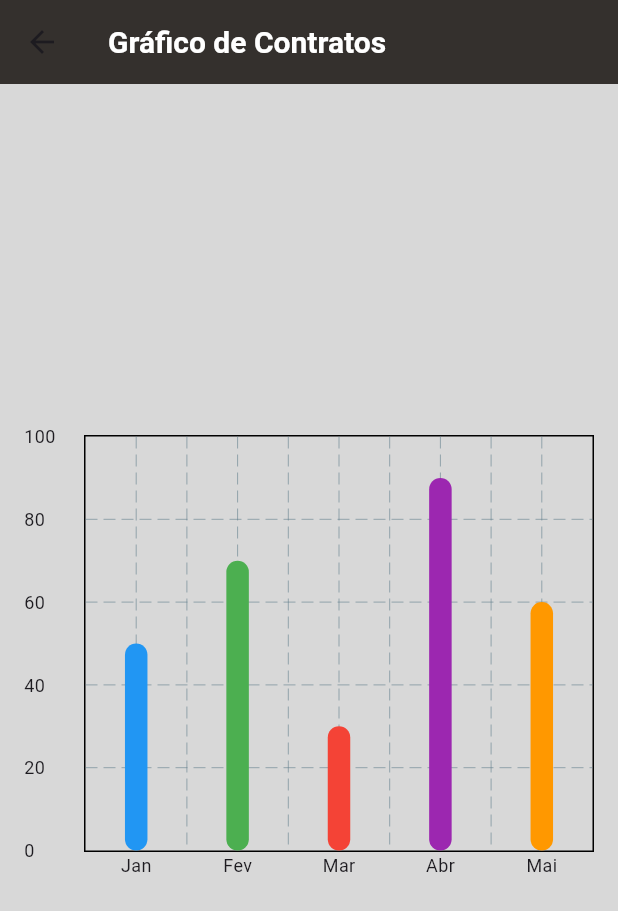
After one commit to RomuloJB/IA-PagHiper, a Flutter app: the WidgetDashboard screen opened by its route, on a phone screen of 412 x 824 dp. The commit adds this screen. Shown: the top 911 px of the screen. Run offline on Flutter 3.47's test engine with Material 3 defaults, Android fonts, the phone set to English and light mode, and no system bars; drawn by our look-alikes of fl_chart; our stand-ins replace file_picker, mask_text_input_formatter, shared_preferences, sqflite, sqflite_common_ffi_web; missing offline and left inert: pdfx; accounts and stored records are empty.

Commit message:
add | infra para tela de dashboard

```diff
--- a/flutter_application_1/lib/Config/app.dart
+++ b/flutter_application_1/lib/Config/app.dart
@@ -1,5 +1,6 @@
 import 'package:flutter/material.dart';
 import 'package:flutter_application_1/Routes/rotas.dart';
+import 'package:flutter_application_1/Telas/Dashboard/widget_dashboard.dart';
 import 'package:flutter_application_1/Telas/Login/widget_login.dart';
 import 'package:flutter_application_1/Telas/Menu/widget_menu.dart';
 import 'package:flutter_application_1/Telas/NewContract/NewContract.dart';
@@ -36,6 +37,7 @@ class App extends StatelessWidget {
       routes: {
         Rotas.login: (context) => const WidgetLogin(),
         Rotas.Upload: (context) => const NewContractScreen(),
+        Rotas.dashboard: (context) => const WidgetDashboard(),
       },
     );
   }
--- a/flutter_application_1/lib/Routes/rotas.dart
+++ b/flutter_application_1/lib/Routes/rotas.dart
@@ -2,4 +2,5 @@ class Rotas {
   static const String home = '/';
   static const String Upload = '/upload';
   static const String login = '/login';
+  static const String dashboard = '/dashboard';
 }
--- /dev/null
+++ b/flutter_application_1/lib/Telas/Dashboard/widget_dashboard.dart
@@ -0,0 +1,108 @@
+import 'package:flutter/material.dart';
+import 'package:fl_chart/fl_chart.dart';
+
+class WidgetDashboard extends StatelessWidget {
+  const WidgetDashboard({super.key});
+
+  @override
+  Widget build(BuildContext context) {
+    return Scaffold(
+      appBar: AppBar(title: const Text('Gráfico de Contratos')),
+      body: Padding(
+        padding: const EdgeInsets.all(16.0),
+        child: Center(
+          // Corrigido de 'body' para 'child'
+          child: SizedBox(
+            height: 300,
+            child: BarChart(
+              BarChartData(
+                alignment: BarChartAlignment.spaceAround,
+                maxY: 100,
+                barTouchData: BarTouchData(
+                  enabled: true,
+                  touchTooltipData: BarTouchTooltipData(
+                    // Substituído 'tooltipBgColor' por uma abordagem compatível
+                    getTooltipColor: (group) =>
+                        Colors.blueAccent.withOpacity(0.8),
+                    getTooltipItem: (group, groupIndex, rod, rodIndex) {
+                      return BarTooltipItem(
+                        rod.toY.toString(),
+                        const TextStyle(color: Colors.white),
+                      );
+                    },
+                  ),
+                ),
+                titlesData: FlTitlesData(
+                  leftTitles: AxisTitles(
+                    sideTitles: SideTitles(
+                      showTitles: true,
+                      getTitlesWidget: (value, meta) {
+                        return Text(
+                          value.toInt().toString(),
+                          style: const TextStyle(fontSize: 12),
+                        );
+                      },
+                      reservedSize: 40,
+                    ),
+                  ),
+                  bottomTitles: AxisTitles(
+                    sideTitles: SideTitles(
+                      showTitles: true,
+                      getTitlesWidget: (value, meta) {
+                        const months = ['Jan', 'Fev', 'Mar', 'Abr', 'Mai'];
+                        return Text(
+                          months[value.toInt()],
+                          style: const TextStyle(fontSize: 12),
+                        );
+                      },
+                    ),
+                  ),
+                  rightTitles: AxisTitles(
+                    sideTitles: SideTitles(showTitles: false),
+                  ),
+                  topTitles: AxisTitles(
+                    sideTitles: SideTitles(showTitles: false),
+                  ),
+                ),
+                gridData: FlGridData(show: true),
+                borderData: FlBorderData(show: true),
+                barGroups: [
+                  BarChartGroupData(
+                    x: 0,
+                    barRods: [
+                      BarChartRodData(toY: 50, color: Colors.blue, width: 15),
+                    ],
+                  ),
+                  BarChartGroupData(
+                    x: 1,
+                    barRods: [
+                      BarChartRodData(toY: 70, color: Colors.green, width: 15),
+                    ],
+                  ),
+                  BarChartGroupData(
+                    x: 2,
+                    barRods: [
+                      BarChartRodData(toY: 30, color: Colors.red, width: 15),
+                    ],
+                  ),
+                  BarChartGroupData(
+                    x: 3,
+                    barRods: [
+                      BarChartRodData(toY: 90, color: Colors.purple, width: 15),
+                    ],
+                  ),
+                  BarChartGroupData(
+                    x: 4,
+                    barRods: [
+                      BarChartRodData(toY: 60, color: Colors.orange, width: 15),
+                    ],
+                  ),
+                ],
+              ),
+            ),
+          ),
+        ),
+      ),
+    );
+  }
+}
--- a/flutter_application_1/pubspec.yaml
+++ b/flutter_application_1/pubspec.yaml
@@ -50,6 +50,7 @@ dependencies:
   intl:
   dropdown_search:
   flutter_localization:
+  fl_chart: ^0.68.0
 
 dev_dependencies:
   flutter_test:
```
Also changed, not shown: flutter_application_1/pubspec.lock.
